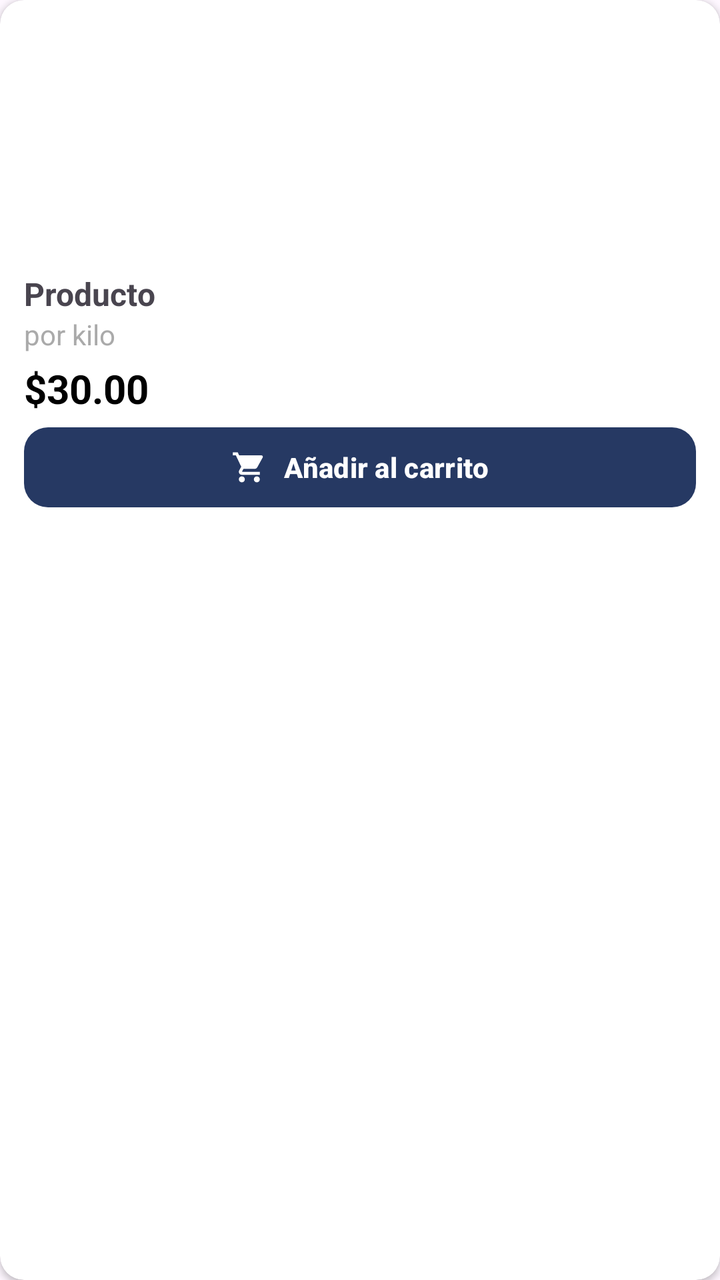
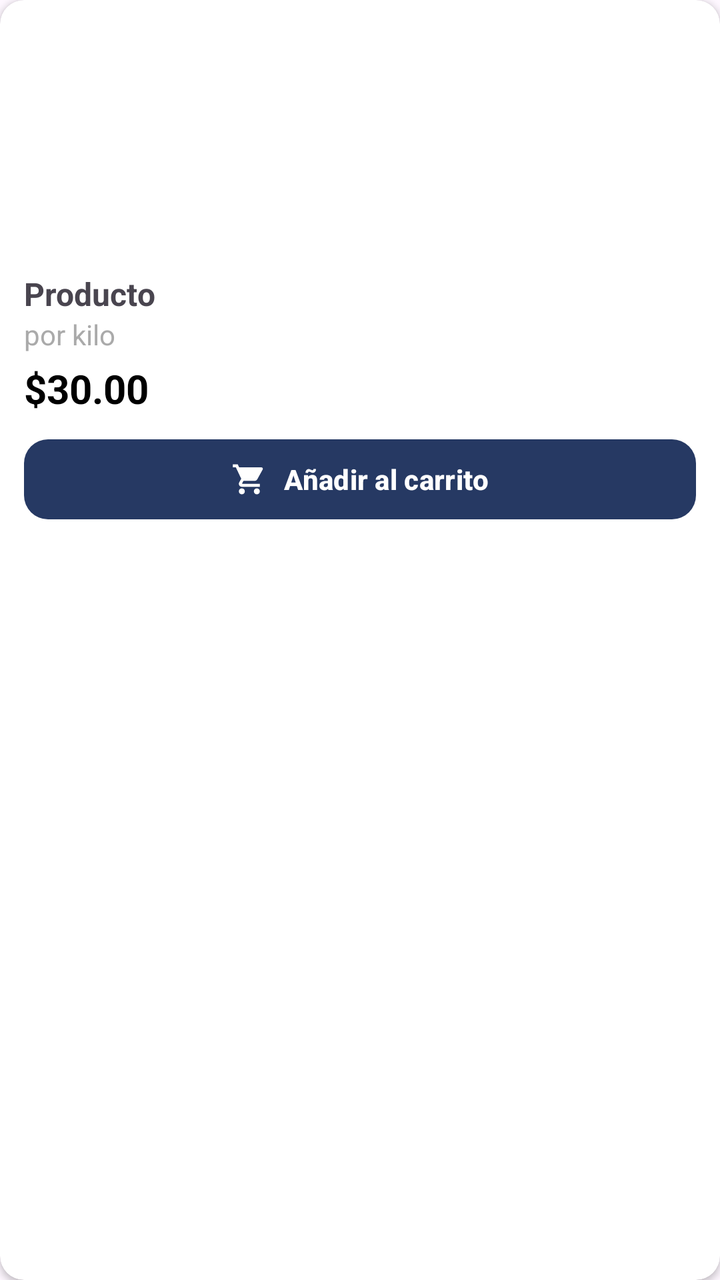

Before-and-after screenshots of an Android layout around one commit, followed by the original layout XML and the change that was made.
<!-- AndroidManifest.xml: application theme Theme.MyApplication -->
<!-- res/layout/items.xml -->
<?xml version="1.0" encoding="utf-8"?>
<androidx.cardview.widget.CardView xmlns:android="http://schemas.android.com/apk/res/android"
    android:layout_width="200dp"
    android:layout_height="wrap_content"
    xmlns:app="http://schemas.android.com/apk/res-auto"
    xmlns:tools="http://schemas.android.com/tools"
    android:layout_marginEnd="8dp"
    app:cardCornerRadius="12dp"
    android:elevation="4dp">

    <LinearLayout
        android:orientation="vertical"
        android:layout_width="match_parent"
        android:layout_height="wrap_content"
        android:padding="12dp">

        <ImageView
            android:id="@+id/imgProducto"
            android:layout_width="match_parent"
            android:layout_height="@dimen/product_image_height"
            android:scaleType="centerCrop"
            android:adjustViewBounds="true"
            android:contentDescription="@string/product_image"/>


        <TextView
            android:id="@+id/txtNombreProducto"
            android:layout_width="match_parent"
            android:layout_height="wrap_content"
            android:text="Producto"
            android:textSize="16sp"
            android:textStyle="bold"
            android:layout_marginTop="4dp" />

        <TextView
            android:id="@+id/txtCount"
            android:layout_width="match_parent"
            android:layout_height="wrap_content"
            android:text="por kilo"
            android:textSize="14sp"
            android:textColor="@android:color/darker_gray"
            android:layout_marginBottom="4dp" />

        
        <TextView
            android:id="@+id/txtPrecioNormal"
            android:layout_width="match_parent"
            android:layout_height="wrap_content"
            android:text="$30.00"
            android:layout_marginBottom="2dp"
            style="@style/ProductNormalPrice" />

        
        <TextView
            android:id="@+id/txtPrecioEspecial"
            android:layout_width="wrap_content"
            android:layout_height="wrap_content"
            android:text="$24.00"
            android:visibility="gone"
            style="@style/ProductSpecialPrice"
            tools:visibility="visible" />

        
        <FrameLayout
            android:layout_width="match_parent"
            android:layout_height="wrap_content">

            <com.google.android.material.button.MaterialButton
                android:id="@+id/btnAnadirCarrito"
                android:layout_width="match_parent"
                android:layout_height="48dp"
                android:text="Añadir al carrito"
                android:textColor="@android:color/white"
                android:textSize="14sp"
                android:textStyle="bold"
                android:gravity="center"
                android:padding="0dp"

                app:backgroundTint="#263963"
                app:cornerRadius="12dp"
                app:icon="@drawable/baseline_shopping_cart_24"
                app:iconTint="@android:color/white"
                app:iconGravity="textStart"
                app:iconPadding="8dp"
                app:rippleColor="#40263963" />

            <LinearLayout
                android:id="@+id/layoutContador"
                android:layout_width="match_parent"
                android:layout_height="wrap_content"
                android:orientation="horizontal"
                android:gravity="center"
                android:visibility="gone">

                <com.google.android.material.button.MaterialButton
                    android:id="@+id/btnMenos"
                    android:layout_width="40dp"
                    android:layout_height="40dp"
                    android:minWidth="0dp"
                    android:minHeight="0dp"
                    android:padding="0dp"
                    android:text="−"
                    android:textColor="#263963"
                    android:textSize="20sp"
                    android:textStyle="bold"
                    app:backgroundTint="@android:color/white"
                    app:cornerRadius="10dp"
                    app:strokeColor="#263963"
                    app:strokeWidth="1dp" />

                <TextView
                    android:id="@+id/txtCantidad"
                    android:layout_width="40dp"
                    android:layout_height="40dp"
                    android:gravity="center"
                    android:text="1"
                    android:textColor="#263963"
                    android:textSize="16sp"
                    android:textStyle="bold" />

                <com.google.android.material.button.MaterialButton
                    android:id="@+id/btnMas"
                    android:layout_width="40dp"
                    android:layout_height="40dp"
                    android:minWidth="0dp"
                    android:minHeight="0dp"
                    android:padding="0dp"
                    android:text="+"
                    android:textColor="#263963"
                    android:textSize="20sp"
                    android:textStyle="bold"
                    app:backgroundTint="@android:color/white"
                    app:cornerRadius="10dp"
                    app:strokeColor="#263963"
                    app:strokeWidth="1dp" />

            </LinearLayout>

        </FrameLayout>

    </LinearLayout>

</androidx.cardview.widget.CardView>
<!-- resources referenced by this layout -->
<resources>
  <dimen name="product_image_height">120dp</dimen>
  <!-- drawable baseline_shopping_cart_24 (drawable) -->
  <vector xmlns:android="http://schemas.android.com/apk/res/android" android:height="24dp" android:tint="#000000" android:viewportHeight="24" android:viewportWidth="24" android:width="24dp">
        
      <path android:fillColor="@android:color/white" android:pathData="M7,18c-1.1,0 -1.99,0.9 -1.99,2S5.9,22 7,22s2,-0.9 2,-2 -0.9,-2 -2,-2zM1,2v2h2l3.6,7.59 -1.35,2.45c-0.16,0.28 -0.25,0.61 -0.25,0.96 0,1.1 0.9,2 2,2h12v-2L7.42,15c-0.14,0 -0.25,-0.11 -0.25,-0.25l0.03,-0.12 0.9,-1.63h7.45c0.75,0 1.41,-0.41 1.75,-1.03l3.58,-6.49c0.08,-0.14 0.12,-0.31 0.12,-0.48 0,-0.55 -0.45,-1 -1,-1L5.21,4l-0.94,-2L1,2zM17,18c-1.1,0 -1.99,0.9 -1.99,2s0.89,2 1.99,2 2,-0.9 2,-2 -0.9,-2 -2,-2z"/>
      
  </vector>
  <string name="product_image">Imagen del producto</string>
  <style name="ProductNormalPrice">
          <item name="android:textSize">20sp</item>
          <item name="android:textColor">@android:color/black</item>
          <item name="android:textStyle">bold</item>
      </style>
  <style name="ProductSpecialPrice">
          <item name="android:textSize">20sp</item>
          <item name="android:textColor">#E53935</item>
          <item name="android:textStyle">bold</item>
      </style>
  <style name="Theme.MyApplication" parent="Base.Theme.MyApplication" />
  <style name="Base.Theme.MyApplication" parent="Theme.Material3.DayNight.NoActionBar">
          
          
      </style>
</resources>

<!-- the commit's change to res/layout/items.xml (unified diff, before → after) -->
@@ -61,21 +61,25 @@
             tools:visibility="visible" />
 
         
+        
         <FrameLayout
             android:layout_width="match_parent"
-            android:layout_height="wrap_content">
+            android:layout_height="wrap_content"
+            android:layout_marginTop="6dp">
 
+            
             <com.google.android.material.button.MaterialButton
                 android:id="@+id/btnAnadirCarrito"
                 android:layout_width="match_parent"
                 android:layout_height="48dp"
+                android:minHeight="48dp"
                 android:text="Añadir al carrito"
                 android:textColor="@android:color/white"
                 android:textSize="14sp"
                 android:textStyle="bold"
                 android:gravity="center"
-                android:padding="0dp"
-
+                android:paddingStart="12dp"
+                android:paddingEnd="12dp"
                 app:backgroundTint="#263963"
                 app:cornerRadius="12dp"
                 app:icon="@drawable/baseline_shopping_cart_24"
@@ -84,20 +88,24 @@
                 app:iconPadding="8dp"
                 app:rippleColor="#40263963" />
 
+            
             <LinearLayout
                 android:id="@+id/layoutContador"
                 android:layout_width="match_parent"
-                android:layout_height="wrap_content"
+                android:layout_height="48dp"
                 android:orientation="horizontal"
                 android:gravity="center"
-                android:visibility="gone">
+                android:visibility="gone"
+                android:background="@drawable/bg_quantity_container"
+                android:padding="2dp">
 
+                
                 <com.google.android.material.button.MaterialButton
                     android:id="@+id/btnMenos"
-                    android:layout_width="40dp"
-                    android:layout_height="40dp"
-                    android:minWidth="0dp"
-                    android:minHeight="0dp"
+                    android:layout_width="48dp"
+                    android:layout_height="48dp"
+                    android:minWidth="48dp"
+                    android:minHeight="48dp"
                     android:padding="0dp"
                     android:text="−"
                     android:textColor="#263963"
@@ -105,25 +113,26 @@
                     android:textStyle="bold"
                     app:backgroundTint="@android:color/white"
                     app:cornerRadius="10dp"
-                    app:strokeColor="#263963"
-                    app:strokeWidth="1dp" />
+                    app:rippleColor="#20263963" />
 
+                
                 <TextView
                     android:id="@+id/txtCantidad"
-                    android:layout_width="40dp"
-                    android:layout_height="40dp"
+                    android:layout_width="48dp"
+                    android:layout_height="48dp"
                     android:gravity="center"
                     android:text="1"
                     android:textColor="#263963"
                     android:textSize="16sp"
                     android:textStyle="bold" />
 
+                
                 <com.google.android.material.button.MaterialButton
                     android:id="@+id/btnMas"
-                    android:layout_width="40dp"
-                    android:layout_height="40dp"
-                    android:minWidth="0dp"
-                    android:minHeight="0dp"
+                    android:layout_width="48dp"
+                    android:layout_height="48dp"
+                    android:minWidth="48dp"
+                    android:minHeight="48dp"
                     android:padding="0dp"
                     android:text="+"
                     android:textColor="#263963"
@@ -131,13 +140,13 @@
                     android:textStyle="bold"
                     app:backgroundTint="@android:color/white"
                     app:cornerRadius="10dp"
-                    app:strokeColor="#263963"
-                    app:strokeWidth="1dp" />
+                    app:rippleColor="#20263963" />
 
             </LinearLayout>
 
         </FrameLayout>
 
+
     </LinearLayout>
 
 </androidx.cardview.widget.CardView>
<!-- resource entries referenced after the edit -->
@@ -7,6 +7,20 @@
       <path android:fillColor="@android:color/white" android:pathData="M7,18c-1.1,0 -1.99,0.9 -1.99,2S5.9,22 7,22s2,-0.9 2,-2 -0.9,-2 -2,-2zM1,2v2h2l3.6,7.59 -1.35,2.45c-0.16,0.28 -0.25,0.61 -0.25,0.96 0,1.1 0.9,2 2,2h12v-2L7.42,15c-0.14,0 -0.25,-0.11 -0.25,-0.25l0.03,-0.12 0.9,-1.63h7.45c0.75,0 1.41,-0.41 1.75,-1.03l3.58,-6.49c0.08,-0.14 0.12,-0.31 0.12,-0.48 0,-0.55 -0.45,-1 -1,-1L5.21,4l-0.94,-2L1,2zM17,18c-1.1,0 -1.99,0.9 -1.99,2s0.89,2 1.99,2 2,-0.9 2,-2 -0.9,-2 -2,-2z"/>
       
   </vector>
+  <!-- drawable bg_quantity_container (drawable) -->
+  <?xml version="1.0" encoding="utf-8"?>
+  <shape xmlns:android="http://schemas.android.com/apk/res/android"
+      android:shape="rectangle">
+  
+      <solid android:color="#F5F7FA" />
+  
+      <corners android:radius="12dp" />
+  
+      <stroke
+          android:width="1dp"
+          android:color="#E1E5EB" />
+  
+  </shape>
   <string name="product_image">Imagen del producto</string>
   <style name="ProductNormalPrice">
           <item name="android:textSize">20sp</item>
